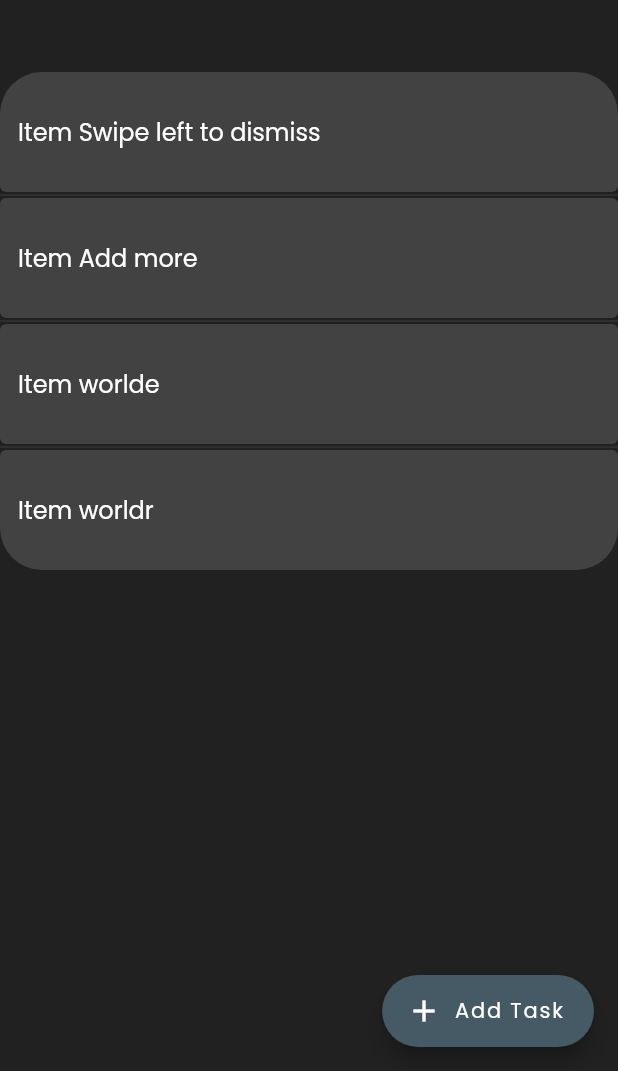
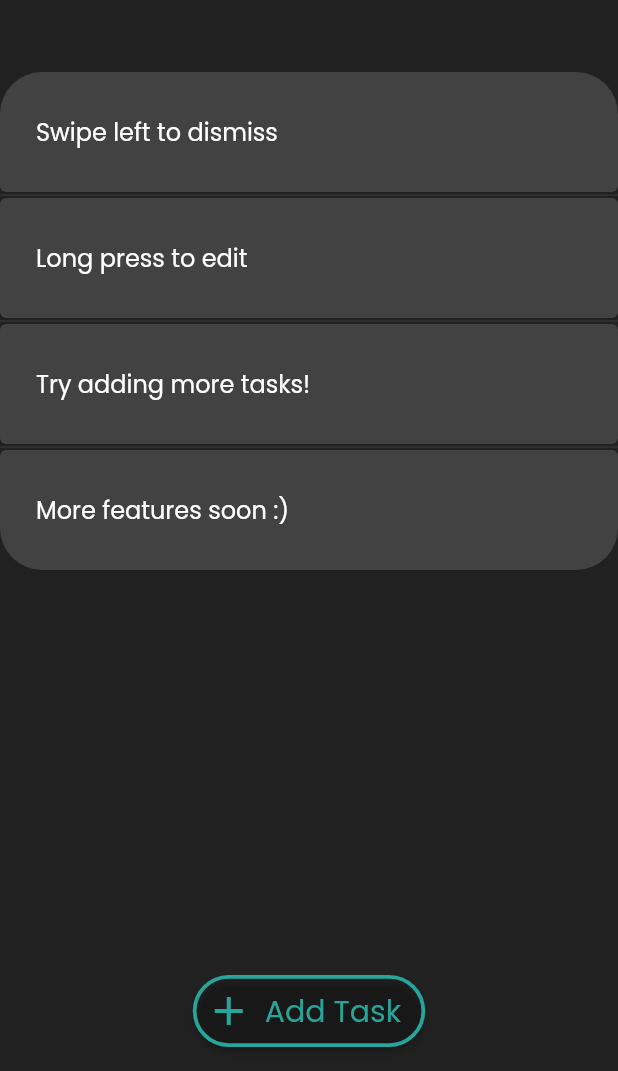
Before and after one commit to sparshg/todo, a Flutter app: the screen it shows after launch, on a phone screen of 412 x 824 dp, the part 165-1236 px from its top. Run offline on Flutter 3.47's test engine with Material 2 defaults, Android fonts, the phone set to English and light mode, and no system bars; our stand-ins replace shared_preferences.

Commit message:
add, edit, delete tasks

```diff
--- a/lib/main.dart
+++ b/lib/main.dart
@@ -1,10 +1,17 @@
-import 'dart:developer';
-
+import 'styles.dart';
+import 'taskdata.dart';
 import 'package:flutter/material.dart';
 import 'package:provider/provider.dart';
 
-void main() {
-  runApp(const MyApp());
+Future main() async {
+  WidgetsFlutterBinding.ensureInitialized();
+  await TaskData.init();
+  runApp(
+    ChangeNotifierProvider(
+      create: (context) => TaskData(),
+      child: MyApp(),
+    ),
+  );
 }
 
 class MyApp extends StatelessWidget {
@@ -14,13 +21,8 @@ class MyApp extends StatelessWidget {
   Widget build(BuildContext context) {
     return MaterialApp(
       title: 'To-Do',
-      theme: ThemeData(
-        brightness: Brightness.dark,
-        scaffoldBackgroundColor: Colors.grey[900],
-        colorScheme: ColorScheme.dark(),
-        fontFamily: 'Poppins',
-      ),
-      home: const MyHomePage(title: 'Flutter Demo Home Page'),
+      theme: Styles.themeData,
+      home: MyHomePage(title: 'To-Do'),
     );
   }
 }
@@ -40,8 +42,8 @@ class _MyHomePageState extends State<MyHomePage> {
     return SafeArea(
       child: Scaffold(
         body: Column(
-          children: const [
-            Align(
+          children: [
+            const Align(
               alignment: Alignment.centerLeft,
               child: Padding(
                 padding: EdgeInsets.all(32.0),
@@ -55,14 +57,34 @@ class _MyHomePageState extends State<MyHomePage> {
               ),
             ),
             Expanded(child: Task()),
+            Divider(color: Colors.transparent),
+            ElevatedButton.icon(
+              style: ElevatedButton.styleFrom(
+                // onPrimary: darkerGreen,
+                primary: Colors.transparent,
+                onPrimary: Theme.of(context).colorScheme.primary,
+                shape: const StadiumBorder(),
+                padding: const EdgeInsets.fromLTRB(8, 8, 16, 8),
+                side: BorderSide(
+                  width: 2.5,
+                  color: Theme.of(context).colorScheme.primary,
+                ),
+              ),
+              label: Text('Add Task', style: TextStyle(fontSize: 20)),
+              icon: Icon(Icons.add, size: 32),
+              onPressed: () {
+                showModalBottomSheet(
+                  isScrollControlled: true,
+                  context: context,
+                  builder: (BuildContext context) => Padding(
+                    padding: MediaQuery.of(context).viewInsets,
+                    child: Popup(),
+                  ),
+                );
+              },
+            ),
+            Divider(color: Colors.transparent),
           ],
-        ),
-        floatingActionButton: FloatingActionButton.extended(
-          onPressed: null,
-          label: Text('Add Task'),
-          icon: Icon(Icons.add),
-          backgroundColor: Colors.blueGrey[700],
-          foregroundColor: Colors.white,
         ),
       ),
     );
@@ -77,16 +99,29 @@ class Task extends StatefulWidget {
 }
 
 class _TaskState extends State<Task> {
-  List<String> tasks = [
-    "Swipe left to dismiss",
-    "Add more",
-    "worlde",
-    "worldr"
-  ];
-
   @override
   Widget build(BuildContext context) {
-    return ListView.separated(
+    final tasks = context.watch<TaskData>().taskList;
+
+    if (tasks.length == 0) {
+      return Column(
+        children: [
+          Spacer(),
+          Icon(Icons.add, size: 256, color: Styles.grey),
+          Text(
+            "Add a new task\nSwipe left to mark complete\nLong press to edit",
+            textAlign: TextAlign.center,
+            style: TextStyle(fontSize: 16, color: Colors.grey.shade700),
+          ),
+          Spacer(flex: 2),
+        ],
+      );
+    }
+
+    return ClipRRect(
+      borderRadius: Styles.roundedListBorder,
+      child: ListView.separated(
+        physics: BouncingScrollPhysics(),
         itemCount: tasks.length,
         padding: const EdgeInsets.symmetric(vertical: 16),
         separatorBuilder: (BuildContext context, int index) =>
@@ -107,43 +142,107 @@ class _TaskState extends State<Task> {
             borderRadius: _radius,
             child: Dismissible(
               background: Container(
-              child: Icon(Icons.restore_from_trash_outlined),
-              alignment: Alignment.centerRight,
-              padding: EdgeInsets.only(right: 20),
-              color: Colors.red,
+                child: Icon(Icons.check, size: 32),
+                alignment: Alignment.center,
+                padding: EdgeInsets.only(left: 32),
+                color: Colors.green,
               ),
-            direction: DismissDirection.endToStart,
+              direction: DismissDirection.horizontal,
               key: UniqueKey(),
               onDismissed: (DismissDirection direction) {
                 setState(() {
-                tasks.removeAt(index);
+                  context.read<TaskData>().remove(index);
                 });
               },
               child: Card(
                 child: ListTile(
                   title: Text(
-                  'Item ${tasks[index]}',
+                    tasks[index],
                   ),
-                contentPadding: EdgeInsets.all(12),
+                  contentPadding:
+                      EdgeInsets.symmetric(vertical: 12, horizontal: 24),
+                  onLongPress: () {
+                    showModalBottomSheet(
+                      isScrollControlled: true,
+                      context: context,
+                      builder: (BuildContext context) => Padding(
+                        padding: MediaQuery.of(context).viewInsets,
+                        child:
+                            Popup(edit: true, index: index, val: tasks[index]),
                       ),
-              color: Colors.grey[800],
+                    );
+                  },
+                ),
+                color: Styles.grey,
                 margin: EdgeInsets.zero,
               ),
             ),
           );
         },
+      ),
     );
   }
 }
 
-class Styles {
-  static const _rounded = 28.0;
+class Popup extends StatefulWidget {
+  const Popup({Key? key, this.val = '', this.index, this.edit = false})
+      : super(key: key);
+  final String val;
+  final int? index;
+  final bool edit;
 
-  static const topListBorder = BorderRadius.vertical(
-    top: Radius.circular(_rounded),
+  @override
+  State<Popup> createState() => _PopupState();
+}
+
+class _PopupState extends State<Popup> {
+  late TextEditingController _controller;
+
+  @override
+  void initState() {
+    super.initState();
+    _controller = TextEditingController();
+  }
+
+  @override
+  void dispose() {
+    _controller.dispose();
+    super.dispose();
+  }
+
+  @override
+  Widget build(BuildContext context) {
+    _controller.value = TextEditingValue(text: widget.val);
+    return Container(
+      height: 200,
+      decoration: BoxDecoration(
+        color: Styles.grey,
+        borderRadius: Styles.topListBorder,
+      ),
+      child: Padding(
+        padding: EdgeInsets.all(36),
+        child: Column(
+          mainAxisAlignment: MainAxisAlignment.spaceBetween,
+          crossAxisAlignment: CrossAxisAlignment.start,
+          mainAxisSize: MainAxisSize.min,
+          children: <Widget>[
+            Text(
+              "Add new task",
+              style: TextStyle(fontSize: 36),
+            ),
+            TextField(
+              controller: _controller,
+              autofocus: true,
+              onSubmitted: (String value) {
+                widget.edit
+                    ? context.read<TaskData>().edit(widget.index!, value)
+                    : context.read<TaskData>().add(value);
+                Navigator.of(context).pop();
+              },
+            )
+          ],
+        ),
+      ),
     );
-  static const bottomListBorder = BorderRadius.vertical(
-    bottom: Radius.circular(_rounded),
-  );
-  static const roundedListBorder = BorderRadius.all(Radius.circular(_rounded));
   }
+}
--- /dev/null
+++ b/lib/styles.dart
@@ -0,0 +1,23 @@
+import 'package:flutter/material.dart';
+
+class Styles {
+  static const _rounded = 28.0;
+  static final grey = Colors.grey.shade800;
+  static final black = Colors.grey.shade900;
+
+  static const topListBorder = BorderRadius.vertical(
+    top: Radius.circular(_rounded),
+  );
+  static const bottomListBorder = BorderRadius.vertical(
+    bottom: Radius.circular(_rounded),
+  );
+  static const roundedListBorder = BorderRadius.all(Radius.circular(_rounded));
+
+  static final themeData = ThemeData(
+    brightness: Brightness.dark,
+    scaffoldBackgroundColor: black,
+    colorScheme: ColorScheme.dark(primary: Colors.teal.shade400),
+    fontFamily: 'Poppins',
+    bottomSheetTheme: BottomSheetThemeData(backgroundColor: Colors.transparent),
+  );
+}
--- /dev/null
+++ b/lib/taskdata.dart
@@ -0,0 +1,39 @@
+import 'package:flutter/material.dart';
+import 'package:shared_preferences/shared_preferences.dart';
+
+class TaskData extends ChangeNotifier {
+  static late SharedPreferences _prefs;
+  static Future init() async => _prefs = await SharedPreferences.getInstance();
+  static const String _key = 'tasks';
+  static Future saveList(List<String> newVal) async =>
+      await _prefs.setStringList(_key, newVal);
+  static List<String>? getList() => _prefs.getStringList(_key);
+
+  final List<String> _taskList = getList() ??
+      [
+        "Swipe left to dismiss",
+        "Long press to edit",
+        "Try adding more tasks!",
+        "More features soon :)",
+      ];
+
+  List<String> get taskList => _taskList;
+
+  void add(String task) {
+    _taskList.add(task);
+    saveList(_taskList);
+    notifyListeners();
+  }
+
+  void remove(int index) {
+    _taskList.removeAt(index);
+    saveList(_taskList);
+    notifyListeners();
+  }
+
+  void edit(int index, String val) {
+    _taskList[index] = val;
+    saveList(_taskList);
+    notifyListeners();
+  }
+}
```
Lines whose indentation alone changed are shown as unchanged.
